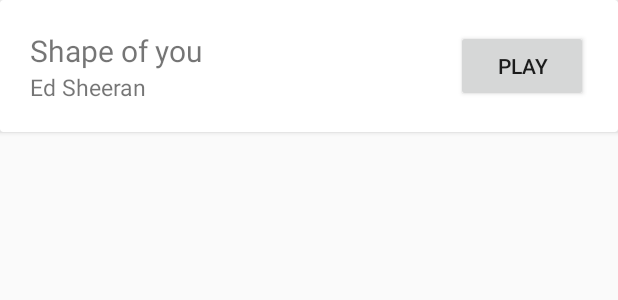
After one commit to KamilPlisWSIZ/ProjektAplikacjeMobilne, an Android app: the layout row_song.xml on its own in the app's theme, with its tools: preview values and no code run, on a phone screen of 412 x 824 dp. The commit adds this screen. Shown: the top 300 px of the screen. Run offline under Robolectric (Android 15) with nearby library versions, the phone set to English and light mode, and no system bars.

Commit message:
Połączenie przycisków z aktywnościami.

```diff
--- a/app/build.gradle
+++ b/app/build.gradle
@@ -22,6 +22,7 @@ dependencies {
     implementation fileTree(dir: 'libs', include: ['*.jar'])
     implementation 'com.android.support:appcompat-v7:27.1.1'
     implementation 'com.android.support:cardview-v7:27.1.1'
+    implementation 'com.android.support:recyclerview-v7:27.1.1'
     implementation 'com.android.support.constraint:constraint-layout:1.1.0'
     testImplementation 'junit:junit:4.12'
     androidTestImplementation 'com.android.support.test:runner:1.0.2'
--- a/app/src/main/AndroidManifest.xml
+++ b/app/src/main/AndroidManifest.xml
@@ -2,6 +2,7 @@
 <manifest xmlns:android="http://schemas.android.com/apk/res/android"
     package="com.example.mediaapp">
 
+    <uses-permission android:name="android.permission.INTERNET"/>
     <uses-permission android:name="android.permission.READ_EXTERNAL_STORAGE" />
 
     <application
@@ -20,7 +21,8 @@
         </activity>
         <activity android:name=".VideoPlayer" />
         <activity android:name=".VideosList" />
-        <activity android:name=".Favorites"></activity>
+        <activity android:name=".Favorites" />
+        <activity android:name=".MusicPlayer"></activity>
     </application>
 
 </manifest>
--- a/app/src/main/java/com/example/mediaapp/MainActivity.java
+++ b/app/src/main/java/com/example/mediaapp/MainActivity.java
@@ -9,7 +9,7 @@ import android.widget.Button;
 
 public class MainActivity extends AppCompatActivity implements View.OnClickListener {
 
-private CardView videosIcon, vidslistIcon, favsIcon;
+private CardView videosIcon, vidslistIcon, favsIcon, musicplayerIcon;
 
 
 
@@ -21,11 +21,13 @@ private CardView videosIcon, vidslistIcon, favsIcon;
         videosIcon = (CardView) findViewById(R.id.videosicon);
         vidslistIcon = (CardView) findViewById(R.id.vidslisticon);
         favsIcon = (CardView) findViewById(R.id.favsicon);
+        musicplayerIcon = (CardView) findViewById(R.id.musicplayericon);
 
 
         videosIcon.setOnClickListener(this);
         vidslistIcon.setOnClickListener(this);
         favsIcon.setOnClickListener(this);
+        musicplayerIcon.setOnClickListener(this);
 
     }
 
@@ -49,6 +51,7 @@ Intent i;
             case R.id.videosicon : i = new Intent(this,VideoPlayer.class);startActivity(i); break;
             case R.id.vidslisticon : i = new Intent(this,VideosList.class);startActivity(i); break;
             case R.id.favsicon : i = new Intent(this,Favorites.class);startActivity(i); break;
+            case R.id.musicplayericon : i = new Intent(this,MusicPlayer.class);startActivity(i); break;
             default:break;
         }
     }
--- a/app/src/main/java/com/example/mediaapp/VideosList.java
+++ b/app/src/main/java/com/example/mediaapp/VideosList.java
@@ -70,9 +70,7 @@ public void doStuff(){
             public void onItemClick(AdapterView<?> adapterView, View view, int i, long l){
 
 
-
         //put music player here
-
 
 
             }
--- /dev/null
+++ b/app/src/main/res/layout/row_song.xml
@@ -0,0 +1,42 @@
+<android.support.v7.widget.CardView xmlns:android="http://schemas.android.com/apk/res/android"
+android:layout_width="match_parent"
+xmlns:app="http://schemas.android.com/apk/res-auto"
+app:cardBackgroundColor="@android:color/white"
+android:layout_height="wrap_content">
+
+<LinearLayout
+    android:layout_width="match_parent"
+    android:layout_height="wrap_content"
+    android:padding="20dp"
+    android:orientation="horizontal">
+
+    <LinearLayout
+        android:layout_width="match_parent"
+        android:layout_height="match_parent"
+        android:layout_weight="1"
+        android:layout_gravity="center"
+        android:orientation="vertical">
+
+        <TextView
+            android:id="@+id/tvSongName"
+            android:layout_width="match_parent"
+            android:layout_height="wrap_content"
+            android:textSize="20sp"
+            android:text="Shape of you" />
+
+        <TextView
+            android:id="@+id/tvArtistName"
+            android:layout_width="match_parent"
+            android:layout_height="wrap_content"
+            android:textSize="15sp"
+            android:text="Ed Sheeran" />
+    </LinearLayout>
+
+    <Button
+        android:id="@+id/btnPlay"
+        android:layout_width="wrap_content"
+        android:layout_height="wrap_content"
+        android:layout_weight="0"
+        android:text="Play" />
+</LinearLayout>
+</android.support.v7.widget.CardView>
```
Also changed, not shown: app/src/main/java/com/example/mediaapp/MusicPlayer.java (added, +173 -0 lines), app/src/main/java/com/example/mediaapp/SongAdapter.java (added, +70 -0 lines), app/src/main/java/com/example/mediaapp/SongInfo.java (added, +40 -0 lines), app/src/main/res/layout/activity_main.xml (+7 -4 lines), app/src/main/res/layout/activity_music_player.xml (added, +20 -0 lines).
